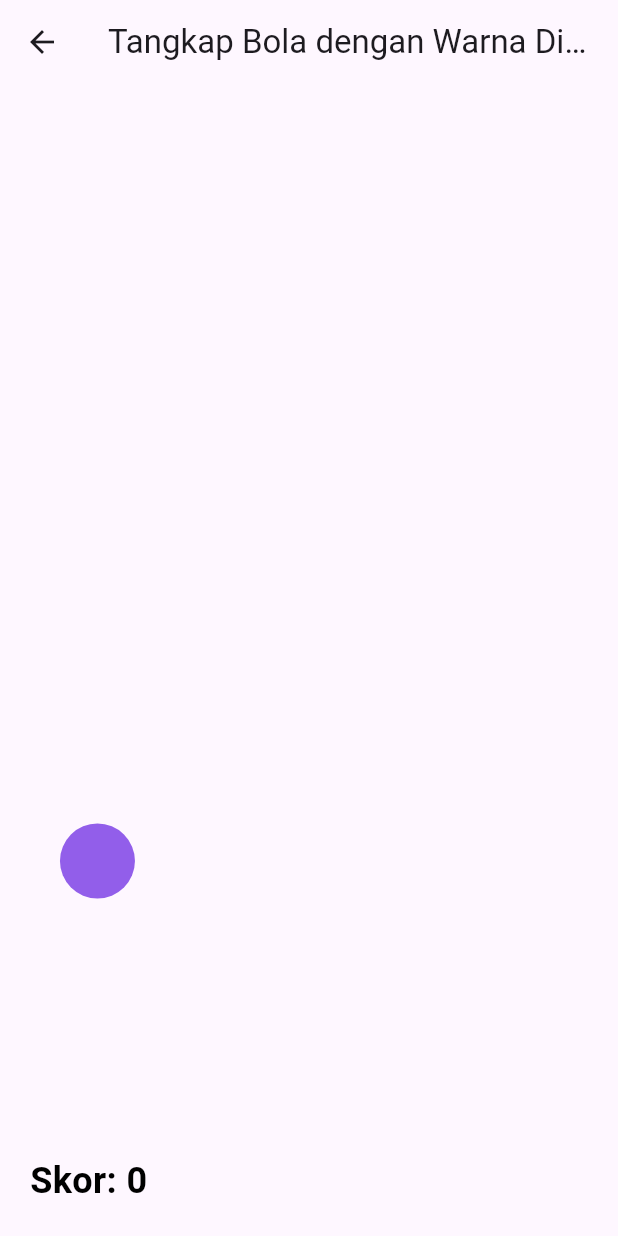
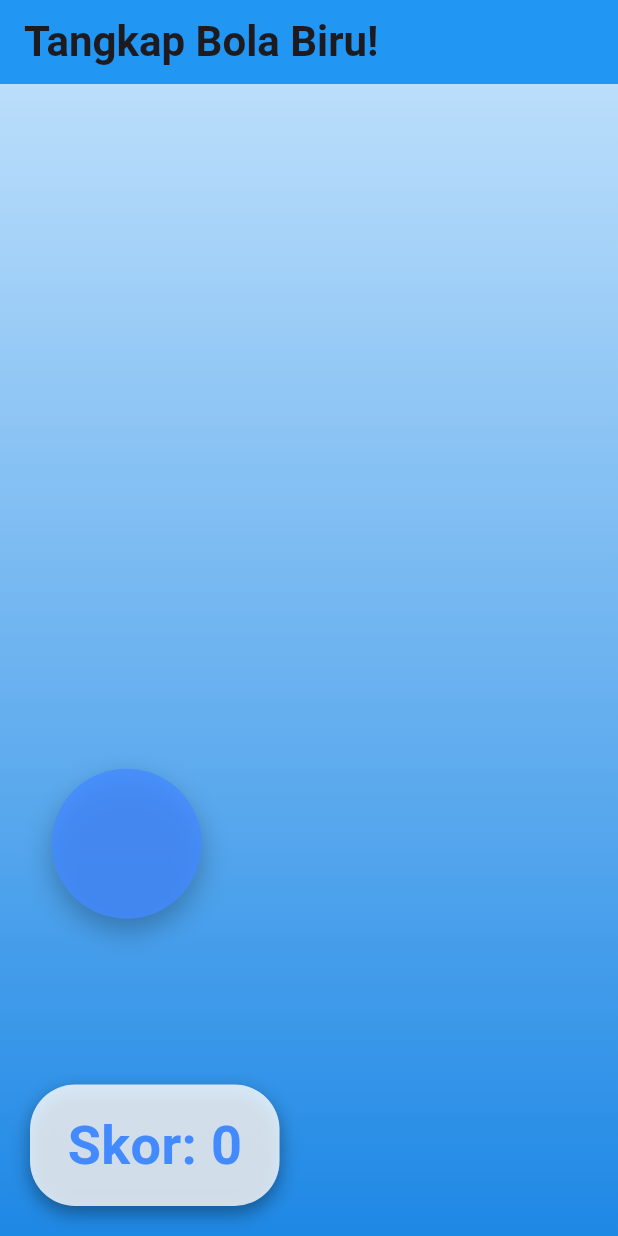
Before and after one commit to raysiagian/raysiagian-Kindergarten-Final-Project, a Flutter app: the KinestetikScreen2 screen opened directly, on a phone screen of 412 x 824 dp. Run offline on Flutter 3.47's test engine with Material 3 defaults, Android fonts, the phone set to English and light mode, and no system bars; our stand-ins replace audioplayers.

Commit message:
push kinestetik

```diff
--- a/mobile/vak_app/lib/screen/stageScreen/main/kinestetikScreen2.dart
+++ b/mobile/vak_app/lib/screen/stageScreen/main/kinestetikScreen2.dart
@@ -16,7 +16,7 @@ class _KinestetikScreen2State extends State<KinestetikScreen2>
   int score = 0;
   late AnimationController _controller;
   late Animation<double> _scaleAnimation;
-  Color targetColor = Colors.red;
+  Color targetColor = Colors.blueAccent;
 
   @override
   void initState() {
@@ -42,8 +42,8 @@ class _KinestetikScreen2State extends State<KinestetikScreen2>
 
   void _moveTarget() {
     setState(() {
-      double maxX = MediaQuery.of(context).size.width - 50;
-      double maxY = MediaQuery.of(context).size.height - 150;
+      double maxX = MediaQuery.of(context).size.width - 100;
+      double maxY = MediaQuery.of(context).size.height - 200;
 
       targetX = random.nextDouble() * maxX;
       targetY = random.nextDouble() * maxY;
@@ -51,12 +51,7 @@ class _KinestetikScreen2State extends State<KinestetikScreen2>
       targetX = targetX.clamp(0, maxX);
       targetY = targetY.clamp(0, maxY);
 
-      targetColor = Color.fromARGB(
-        255,
-        random.nextInt(256),
-        random.nextInt(256),
-        random.nextInt(256),
-      );
+      targetColor = Colors.blueAccent.withOpacity(0.8);
     });
     _controller.forward(from: 0);
   }
@@ -65,10 +60,23 @@ class _KinestetikScreen2State extends State<KinestetikScreen2>
   Widget build(BuildContext context) {
     return Scaffold(
       appBar: AppBar(
-        title: const Text('Tangkap Bola dengan Warna Dinamis!'),
+        backgroundColor: Colors.blue,
+        title: const Text(
+          'Tangkap Bola Biru!',
+          style: TextStyle(fontSize: 28, fontWeight: FontWeight.bold),
+        ),
       ),
       body: Stack(
         children: [
+          Container(
+            decoration: BoxDecoration(
+              gradient: LinearGradient(
+                colors: [Colors.blue.shade100, Colors.blue.shade600],
+                begin: Alignment.topCenter,
+                end: Alignment.bottomCenter,
+              ),
+            ),
+          ),
           Positioned(
             left: targetX,
             top: targetY,
@@ -80,15 +88,49 @@ class _KinestetikScreen2State extends State<KinestetikScreen2>
                     score++;
                     _moveTarget();
                   });
+                  showDialog(
+                    context: context,
+                    builder: (context) => AlertDialog(
+                      backgroundColor: Colors.white,
+                      shape: RoundedRectangleBorder(
+                        borderRadius: BorderRadius.circular(20),
+                      ),
+                      content: Column(
+                        mainAxisSize: MainAxisSize.min,
+                        children: [
+                          Icon(Icons.celebration, size: 80, color: Colors.blue),
+                          const SizedBox(height: 10),
+                          const Text(
+                            'Hebat! 🎉',
+                            style: TextStyle(
+                              fontSize: 32,
+                              fontWeight: FontWeight.bold,
+                              color: Colors.black87,
+                            ),
+                          ),
+                        ],
+                      ),
+                    ),
+                  );
+                  Future.delayed(const Duration(milliseconds: 600), () {
+                    Navigator.of(context).pop();
+                  });
                 },
                 child: AnimatedContainer(
                   duration: const Duration(milliseconds: 500),
                   curve: Curves.easeInOut,
-                  width: 50,
-                  height: 50,
+                  width: 100,
+                  height: 100,
                   decoration: BoxDecoration(
                     color: targetColor,
                     shape: BoxShape.circle,
+                    boxShadow: const [
+                      BoxShadow(
+                        color: Colors.black26,
+                        blurRadius: 15,
+                        offset: Offset(0, 8),
+                      ),
+                    ],
                   ),
                 ),
               ),
@@ -97,12 +139,26 @@ class _KinestetikScreen2State extends State<KinestetikScreen2>
           Positioned(
             bottom: 20,
             left: 20,
-            child: Text(
-              'Skor: $score',
-              style: const TextStyle(
-                fontSize: 24,
-                fontWeight: FontWeight.bold,
-                color: Colors.black,
+            child: Container(
+              padding: const EdgeInsets.symmetric(horizontal: 25, vertical: 15),
+              decoration: BoxDecoration(
+                color: Colors.white.withOpacity(0.8),
+                borderRadius: BorderRadius.circular(30),
+                boxShadow: const [
+                  BoxShadow(
+                    color: Colors.black38,
+                    blurRadius: 10,
+                    offset: Offset(0, 5),
+                  ),
+                ],
+              ),
+              child: Text(
+                'Skor: $score',
+                style: const TextStyle(
+                  fontSize: 36,
+                  fontWeight: FontWeight.bold,
+                  color: Colors.blueAccent,
+                ),
               ),
             ),
           ),
```
Also changed, not shown: mobile/vak_app/lib/screen/stageScreen/widget/unitWidget.dart (+10 -6 lines).
